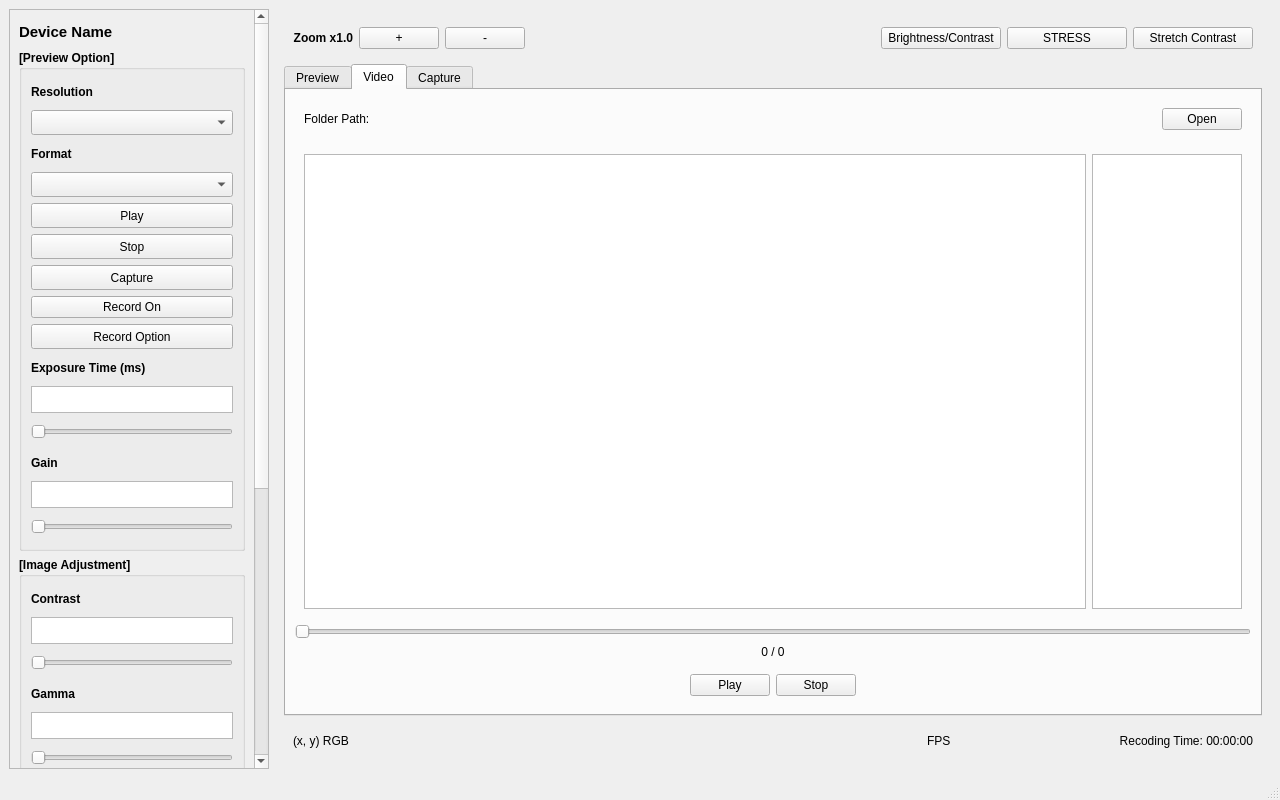
Before: the Qt Designer form SIMP/ui/mainwindow.ui in iiSM4u/iiSM-SW_public, drawn with Qt 5.
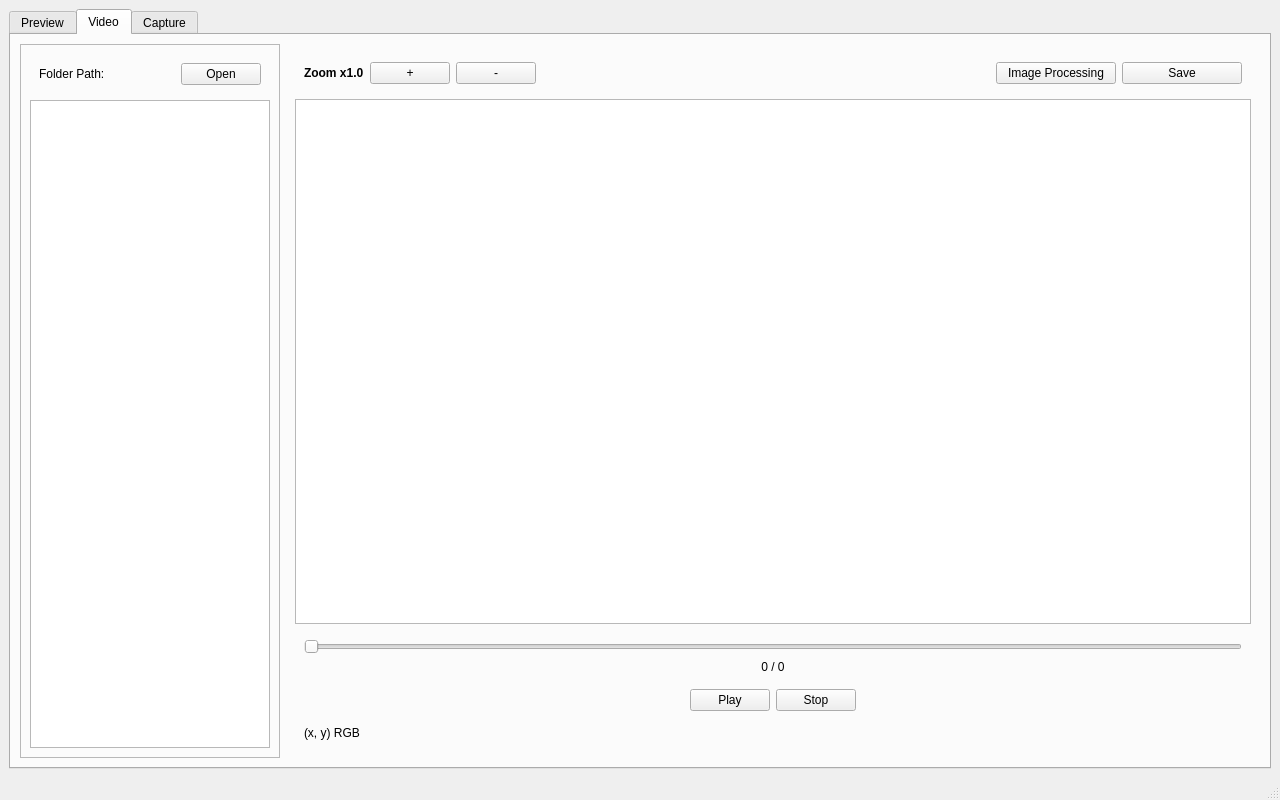
After: the same form once the commit is applied. The open tabs and pages were chosen to show the change. Custom widgets are drawn as their Qt base class.

Patch:
```diff
--- a/SIMP/ui/mainwindow.ui
+++ b/SIMP/ui/mainwindow.ui
@@ -28,6 +28,16 @@
    </property>
    <layout class="QHBoxLayout" name="horizontalLayout">
     <item>
+     <widget class="QTabWidget" name="tabWidget">
+      <property name="currentIndex">
+       <number>0</number>
+      </property>
+      <widget class="QWidget" name="tabCamera">
+       <attribute name="title">
+        <string>Preview</string>
+       </attribute>
+       <layout class="QHBoxLayout" name="horizontalLayout_4">
+        <item>
      <widget class="QScrollArea" name="scrollArea">
       <property name="minimumSize">
        <size>
@@ -48,7 +58,7 @@
        <property name="geometry">
         <rect>
          <x>0</x>
-         <y>-454</y>
+             <y>0</y>
          <width>241</width>
          <height>1191</height>
         </rect>
@@ -505,7 +515,7 @@
             </widget>
            </item>
            <item>
-            <widget class="QWidget" name="widget_8" native="true">
+                <widget class="QWidget" name="groupDarkFieldCorrection" native="true">
              <layout class="QHBoxLayout" name="horizontalLayout_9">
               <item>
                <widget class="QLabel" name="lbQuantity">
@@ -590,7 +600,7 @@
             </widget>
            </item>
            <item>
-            <widget class="QWidget" name="widget_9" native="true">
+                <widget class="QWidget" name="groupCooling" native="true">
              <layout class="QHBoxLayout" name="horizontalLayout_10">
               <item>
                <widget class="QRadioButton" name="rbCoolingOn">
@@ -680,10 +690,10 @@
      </widget>
     </item>
     <item>
-     <widget class="QWidget" name="widget" native="true">
-      <layout class="QVBoxLayout" name="verticalLayout_4">
+         <widget class="QWidget" name="groupCameraBody" native="true">
+          <layout class="QVBoxLayout" name="verticalLayout_6">
        <item>
-        <widget class="QWidget" name="widget_2" native="true">
+            <widget class="QWidget" name="groupCameraHeader" native="true">
          <layout class="QHBoxLayout" name="horizontalLayout_2">
           <item>
            <widget class="QLabel" name="lbZoom">
@@ -727,8 +737,17 @@
             </property>
            </spacer>
           </item>
+             </layout>
+            </widget>
+           </item>
           <item>
-           <widget class="QPushButton" name="btnBrightnessContrast">
+            <widget class="CustomGraphicsView" name="gvCamera"/>
+           </item>
+           <item>
+            <widget class="QWidget" name="groupCameraFooter" native="true">
+             <layout class="QHBoxLayout" name="horizontalLayout_3">
+              <item>
+               <widget class="QLabel" name="lbCameraPixel">
             <property name="minimumSize">
              <size>
               <width>120</width>
@@ -736,12 +755,25 @@
              </size>
             </property>
             <property name="text">
-             <string>Brightness/Contrast</string>
+                 <string>(x, y) RGB</string>
             </property>
            </widget>
           </item>
           <item>
-           <widget class="QPushButton" name="btnStress">
+               <spacer name="horizontalSpacer_2">
+                <property name="orientation">
+                 <enum>Qt::Horizontal</enum>
+                </property>
+                <property name="sizeHint" stdset="0">
+                 <size>
+                  <width>40</width>
+                  <height>20</height>
+                 </size>
+                </property>
+               </spacer>
+              </item>
+              <item>
+               <widget class="QLabel" name="lbCameraFPS">
             <property name="minimumSize">
              <size>
               <width>120</width>
@@ -749,59 +781,61 @@
              </size>
             </property>
             <property name="text">
-             <string>STRESS</string>
+                 <string>FPS</string>
             </property>
            </widget>
           </item>
           <item>
-           <widget class="QPushButton" name="btnStretchContrast">
+               <widget class="QLabel" name="lbRecordingTime">
             <property name="minimumSize">
              <size>
-              <width>120</width>
+                  <width>200</width>
               <height>0</height>
              </size>
             </property>
             <property name="text">
-             <string>Stretch Contrast</string>
-            </property>
+                 <string>Recoding Time: 00:00:00</string>
+                </property>
+                <property name="alignment">
+                 <set>Qt::AlignRight|Qt::AlignTrailing|Qt::AlignVCenter</set>
+                </property>
            </widget>
           </item>
          </layout>
         </widget>
        </item>
-       <item>
-        <widget class="QTabWidget" name="tabWidget">
-         <property name="currentIndex">
-          <number>0</number>
-         </property>
-         <widget class="QWidget" name="tabPreview">
-          <attribute name="title">
-           <string>Preview</string>
-          </attribute>
-          <layout class="QHBoxLayout" name="horizontalLayout_4">
-           <item>
-            <widget class="CustomGraphicsView" name="gvPreview"/>
+          </layout>
+         </widget>
            </item>
           </layout>
          </widget>
          <widget class="QWidget" name="tabVideo">
+       <property name="layoutDirection">
+        <enum>Qt::LeftToRight</enum>
+       </property>
           <attribute name="title">
            <string>Video</string>
           </attribute>
-          <layout class="QVBoxLayout" name="verticalLayout_7">
-           <item>
-            <widget class="QWidget" name="widget_6" native="true">
-             <property name="maximumSize">
-              <size>
-               <width>16777215</width>
-               <height>40</height>
-              </size>
-             </property>
-             <property name="styleSheet">
-              <string notr="true"/>
-             </property>
              <layout class="QHBoxLayout" name="horizontalLayout_8">
               <item>
+         <widget class="QFrame" name="groupVideoSide">
+          <property name="maximumSize">
+           <size>
+            <width>260</width>
+            <height>16777215</height>
+           </size>
+          </property>
+          <property name="frameShape">
+           <enum>QFrame::StyledPanel</enum>
+          </property>
+          <property name="frameShadow">
+           <enum>QFrame::Raised</enum>
+          </property>
+          <layout class="QVBoxLayout" name="verticalLayout_10">
+           <item>
+            <widget class="QWidget" name="groupVideoPath" native="true">
+             <layout class="QHBoxLayout" name="horizontalLayout_13">
+              <item>
                <widget class="QLabel" name="lbDirVideo">
                 <property name="text">
                  <string>Folder Path:</string>
@@ -838,16 +872,10 @@
             </widget>
            </item>
            <item>
-            <widget class="QWidget" name="widget_10" native="true">
-             <layout class="QHBoxLayout" name="horizontalLayout_11">
-              <item>
-               <widget class="CustomGraphicsView" name="gvVideo"/>
-              </item>
-              <item>
                <widget class="QListView" name="lvVideo">
                 <property name="maximumSize">
                  <size>
-                  <width>150</width>
+               <width>240</width>
                   <height>16777215</height>
                  </size>
                 </property>
@@ -857,7 +885,87 @@
             </widget>
            </item>
            <item>
-            <widget class="QSlider" name="sliderVideo">
+         <widget class="QWidget" name="groupVideoBody" native="true">
+          <layout class="QVBoxLayout" name="verticalLayout_9">
+           <item>
+            <widget class="QWidget" name="groupVideoHeader" native="true">
+             <layout class="QHBoxLayout" name="horizontalLayout_12">
+              <item>
+               <widget class="QLabel" name="lbVideoZoom">
+                <property name="font">
+                 <font>
+                  <bold>true</bold>
+                 </font>
+                </property>
+                <property name="text">
+                 <string>Zoom x1.0</string>
+                </property>
+               </widget>
+              </item>
+              <item>
+               <widget class="QPushButton" name="btnVideoZoomIn">
+                <property name="text">
+                 <string>+</string>
+                </property>
+               </widget>
+              </item>
+              <item>
+               <widget class="QPushButton" name="btnVideoZoomOut">
+                <property name="text">
+                 <string>-</string>
+                </property>
+               </widget>
+              </item>
+              <item>
+               <spacer name="horizontalSpacer_7">
+                <property name="orientation">
+                 <enum>Qt::Horizontal</enum>
+                </property>
+                <property name="sizeHint" stdset="0">
+                 <size>
+                  <width>40</width>
+                  <height>20</height>
+                 </size>
+                </property>
+               </spacer>
+              </item>
+              <item>
+               <widget class="QPushButton" name="btnVideoProcessing">
+                <property name="minimumSize">
+                 <size>
+                  <width>120</width>
+                  <height>0</height>
+                 </size>
+                </property>
+                <property name="text">
+                 <string>Image Processing</string>
+                </property>
+               </widget>
+              </item>
+              <item>
+               <widget class="QPushButton" name="btnVideoSave">
+                <property name="minimumSize">
+                 <size>
+                  <width>120</width>
+                  <height>0</height>
+                 </size>
+                </property>
+                <property name="text">
+                 <string>Save</string>
+                </property>
+               </widget>
+              </item>
+             </layout>
+            </widget>
+           </item>
+           <item>
+            <widget class="CustomGraphicsView" name="gvVideo"/>
+           </item>
+           <item>
+            <widget class="QWidget" name="groupVideoFooter" native="true">
+             <layout class="QVBoxLayout" name="verticalLayout_11">
+              <item>
+               <widget class="QSlider" name="sliderVideoFrame">
              <property name="orientation">
               <enum>Qt::Horizontal</enum>
              </property>
@@ -874,7 +982,7 @@
             </widget>
            </item>
            <item>
-            <widget class="QWidget" name="widget_7" native="true">
+               <widget class="QWidget" name="groupVideoButton" native="true">
              <property name="minimumSize">
               <size>
                <width>0</width>
@@ -902,14 +1010,14 @@
                </spacer>
               </item>
               <item>
-               <widget class="QPushButton" name="btnPlayVideo">
+                  <widget class="QPushButton" name="btnVideoPlay">
                 <property name="text">
                  <string>Play</string>
                 </property>
                </widget>
               </item>
               <item>
-               <widget class="QPushButton" name="btnStopVideo">
+                  <widget class="QPushButton" name="btnVideoStop">
                 <property name="text">
                  <string>Stop</string>
                 </property>
@@ -931,15 +1039,37 @@
              </layout>
             </widget>
            </item>
-          </layout>
-         </widget>
-         <widget class="QWidget" name="tabCapture">
+              <item>
+               <widget class="QLabel" name="lbVideoPixel">
+                <property name="text">
+                 <string>(x, y) RGB</string>
+                </property>
+               </widget>
+              </item>
+             </layout>
+            </widget>
+           </item>
+          </layout>
+         </widget>
+        </item>
+       </layout>
+      </widget>
+      <widget class="QWidget" name="tabFrame">
           <attribute name="title">
            <string>Capture</string>
           </attribute>
-          <layout class="QVBoxLayout" name="verticalLayout_8">
+       <layout class="QHBoxLayout" name="horizontalLayout_11">
            <item>
-            <widget class="QWidget" name="widget_5" native="true">
+         <widget class="QWidget" name="groupFrameSide" native="true">
+          <property name="maximumSize">
+           <size>
+            <width>260</width>
+            <height>16777215</height>
+           </size>
+          </property>
+          <layout class="QVBoxLayout" name="verticalLayout_7">
+           <item>
+            <widget class="QWidget" name="widgetFrameTitle" native="true">
              <property name="minimumSize">
               <size>
                <width>0</width>
@@ -1005,12 +1135,6 @@
             </widget>
            </item>
            <item>
-            <widget class="QWidget" name="widget_4" native="true">
-             <layout class="QHBoxLayout" name="horizontalLayout_6">
-              <item>
-               <widget class="CustomGraphicsView" name="gvFrame"/>
-              </item>
-              <item>
                <widget class="QListView" name="lvFrame">
                 <property name="minimumSize">
                  <size>
@@ -1020,7 +1144,7 @@
                 </property>
                 <property name="maximumSize">
                  <size>
-                  <width>150</width>
+               <width>240</width>
                   <height>16777215</height>
                  </size>
                 </property>
@@ -1029,28 +1153,52 @@
              </layout>
             </widget>
            </item>
-          </layout>
-         </widget>
-        </widget>
+        <item>
+         <widget class="QFrame" name="groupFrameBody">
+          <property name="frameShape">
+           <enum>QFrame::StyledPanel</enum>
+          </property>
+          <property name="frameShadow">
+           <enum>QFrame::Raised</enum>
+          </property>
+          <layout class="QVBoxLayout" name="verticalLayout_4">
+           <item>
+            <widget class="QFrame" name="groupFrameHeader">
+             <property name="frameShape">
+              <enum>QFrame::StyledPanel</enum>
+             </property>
+             <property name="frameShadow">
+              <enum>QFrame::Raised</enum>
+             </property>
+             <layout class="QHBoxLayout" name="horizontalLayout_14">
+              <item>
+               <widget class="QLabel" name="lbFrameZoom">
+                <property name="font">
+                 <font>
+                  <bold>true</bold>
+                 </font>
+                </property>
+                <property name="text">
+                 <string>Zoom x1.0</string>
+                </property>
+               </widget>
        </item>
        <item>
-        <widget class="QWidget" name="widget_3" native="true">
-         <layout class="QHBoxLayout" name="horizontalLayout_3">
-          <item>
-           <widget class="QLabel" name="lbColor">
-            <property name="minimumSize">
-             <size>
-              <width>120</width>
-              <height>0</height>
-             </size>
-            </property>
+               <widget class="QPushButton" name="btnFrameZoomIn">
+                <property name="text">
+                 <string>+</string>
+                </property>
+               </widget>
+              </item>
+              <item>
+               <widget class="QPushButton" name="btnFrameZoomOut">
             <property name="text">
-             <string>(x, y) RGB</string>
+                 <string>-</string>
             </property>
            </widget>
           </item>
           <item>
-           <spacer name="horizontalSpacer_2">
+               <spacer name="horizontalSpacer_8">
             <property name="orientation">
              <enum>Qt::Horizontal</enum>
             </property>
@@ -1063,7 +1211,7 @@
            </spacer>
           </item>
           <item>
-           <widget class="QLabel" name="lbFPS">
+               <widget class="QPushButton" name="btnFrameProcessing">
             <property name="minimumSize">
              <size>
               <width>120</width>
@@ -1071,23 +1219,33 @@
              </size>
             </property>
             <property name="text">
-             <string>FPS</string>
+                 <string>Image Processing</string>
             </property>
            </widget>
           </item>
           <item>
-           <widget class="QLabel" name="lbRunTime">
+               <widget class="QPushButton" name="btnFrameSave">
             <property name="minimumSize">
              <size>
-              <width>200</width>
+                  <width>120</width>
               <height>0</height>
              </size>
             </property>
             <property name="text">
-             <string>Recoding Time: 00:00:00</string>
-            </property>
-            <property name="alignment">
-             <set>Qt::AlignRight|Qt::AlignTrailing|Qt::AlignVCenter</set>
+                 <string>Save</string>
+                </property>
+               </widget>
+              </item>
+             </layout>
+            </widget>
+           </item>
+           <item>
+            <widget class="CustomGraphicsView" name="gvFrame"/>
+           </item>
+           <item>
+            <widget class="QLabel" name="lbFramePixel">
+             <property name="text">
+              <string>(x, y) RGB</string>
             </property>
            </widget>
           </item>
@@ -1095,6 +1253,7 @@
         </widget>
        </item>
       </layout>
+      </widget>
      </widget>
     </item>
    </layout>
```
Lines whose indentation alone changed are shown as unchanged.
